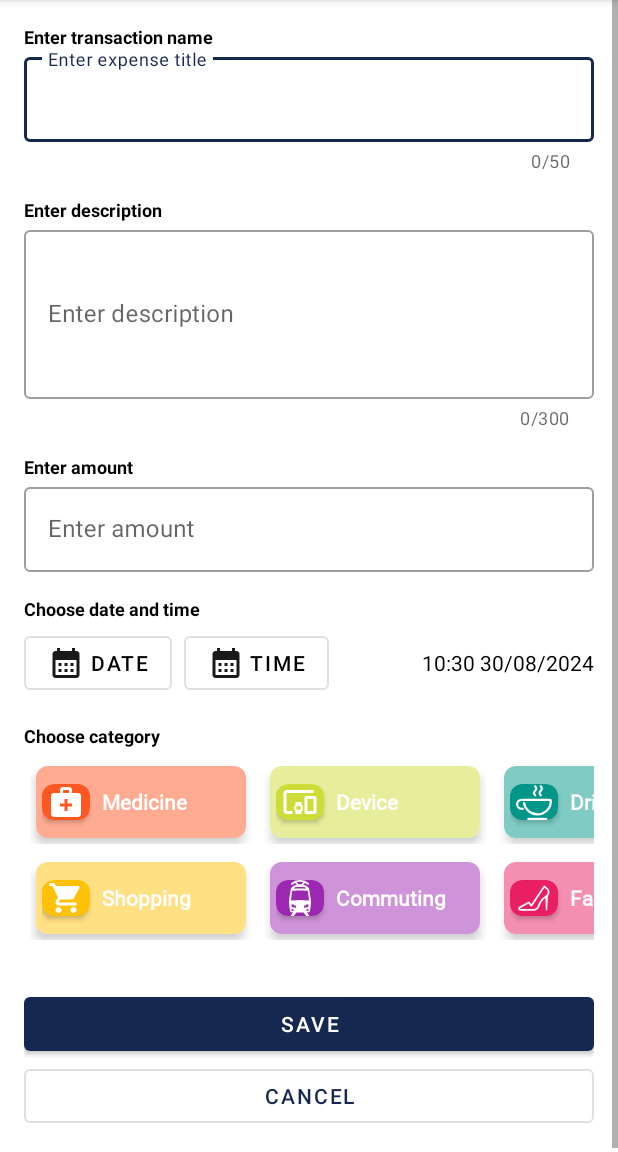
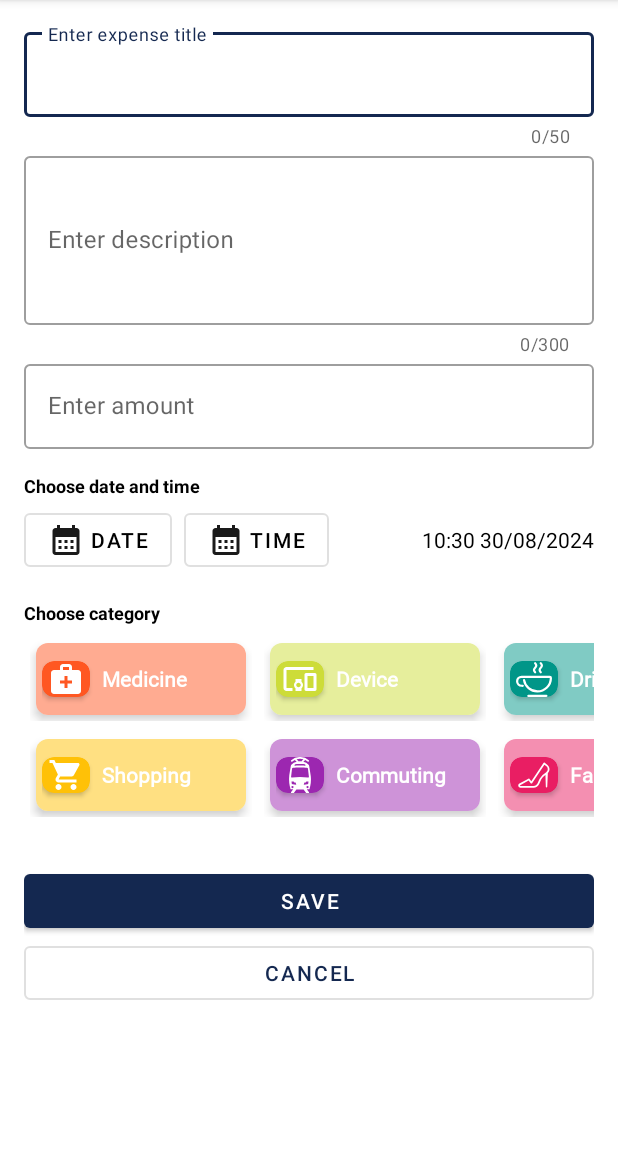
Before and after one commit to wuocdat/Money-Manager, an Android app: the NewExpenseActivity screen opened directly, with no data from a screen before it, on a phone screen of 412 x 824 dp, the part 84-1236 px from its top. Run offline under Robolectric (Android 15) with nearby library versions, the phone set to English and light mode, and no system bars.

Commit message:
update to 1.0.5 version

```diff
--- a/app/build.gradle
+++ b/app/build.gradle
@@ -17,8 +17,8 @@ android {
         applicationId "com.wuocdat.roomdatabase"
         minSdk 23
         targetSdk 34
-        versionCode 4
-        versionName "1.0.4"
+        versionCode 5
+        versionName "1.0.5"
 
         testInstrumentationRunner "androidx.test.runner.AndroidJUnitRunner"
     }
--- a/app/src/main/res/layout/activity_new_expense.xml
+++ b/app/src/main/res/layout/activity_new_expense.xml
@@ -19,15 +19,6 @@
             android:padding="16dp"
             android:orientation="vertical" >
 
-            <TextView
-                android:id="@+id/textView10"
-                android:layout_width="match_parent"
-                android:layout_height="wrap_content"
-                android:text="@string/enter_transaction_name"
-                android:textColor="@color/black"
-                android:textSize="12sp"
-                android:textStyle="bold" />
-
             <com.google.android.material.textfield.TextInputLayout
                 style="@style/Widget.MaterialComponents.TextInputLayout.OutlinedBox"
                 android:layout_width="match_parent"
@@ -45,15 +36,6 @@
 
             </com.google.android.material.textfield.TextInputLayout>
 
-            <TextView
-                android:layout_width="match_parent"
-                android:layout_height="wrap_content"
-                android:layout_marginTop="16dp"
-                android:text="@string/enter_description"
-                android:textColor="@color/black"
-                android:textSize="12sp"
-                android:textStyle="bold" />
-
             <com.google.android.material.textfield.TextInputLayout
                 style="@style/Widget.MaterialComponents.TextInputLayout.OutlinedBox"
                 android:layout_width="match_parent"
@@ -70,15 +52,6 @@
                     android:maxLength="@integer/description_length" />
 
             </com.google.android.material.textfield.TextInputLayout>
-
-            <TextView
-                android:layout_width="match_parent"
-                android:layout_height="wrap_content"
-                android:layout_marginTop="16dp"
-                android:text="@string/enter_amount"
-                android:textColor="@color/black"
-                android:textSize="12sp"
-                android:textStyle="bold" />
 
             <com.google.android.material.textfield.TextInputLayout
                 android:id="@+id/new_exp_activity_amount_input_layout"
```
